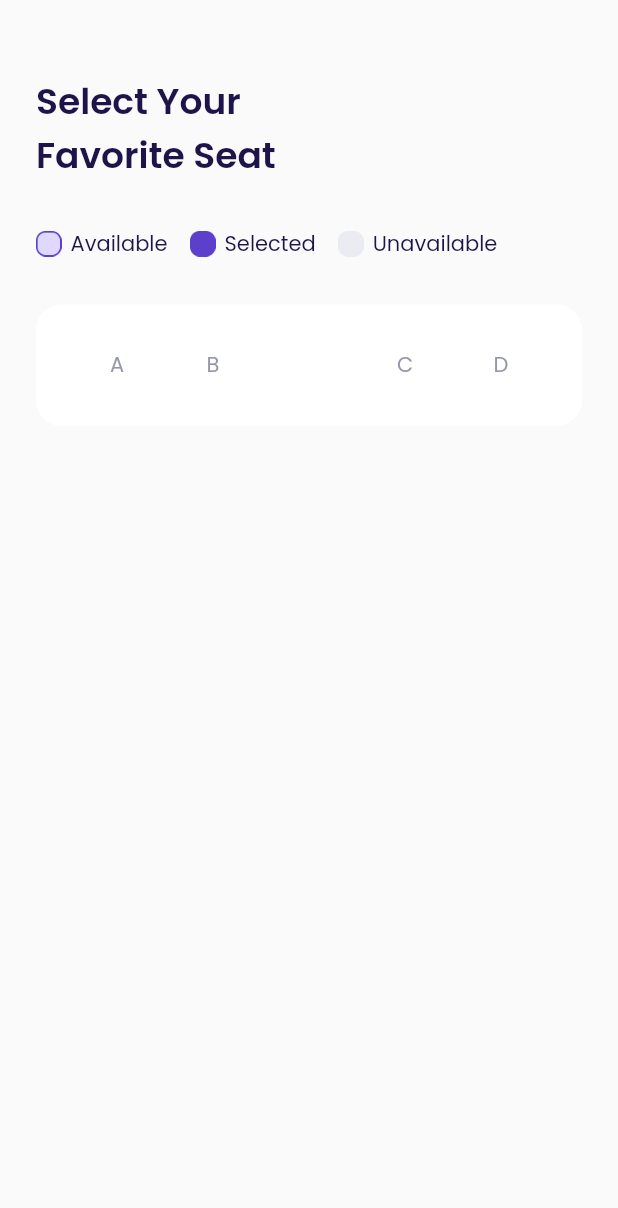
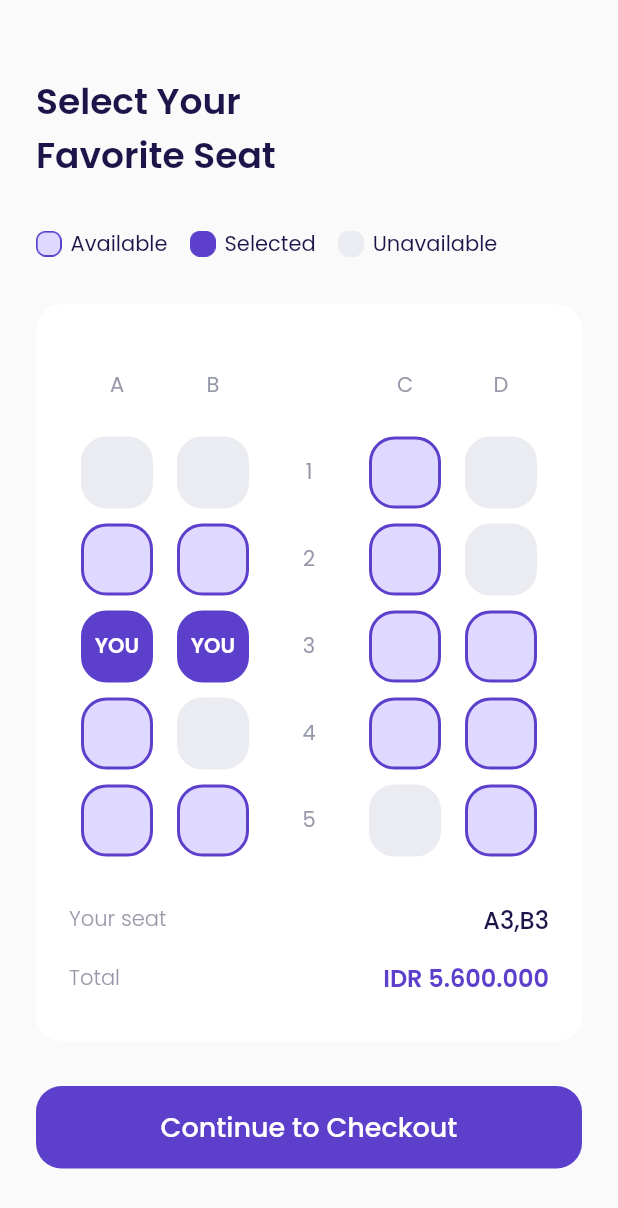
Before and after one commit to al-chakim/FlyPlane, a Flutter app: the SeatPage screen opened directly, on a phone screen of 412 x 824 dp. Shown: the top 1208 px of the screen. Run offline on Flutter 3.47's test engine with Material 2 defaults, Android fonts, the phone set to English and light mode, and no system bars; our stand-ins replace google_fonts.

Commit message:
finish seat page and check out book

```diff
--- a/plane/lib/shared/theme.dart
+++ b/plane/lib/shared/theme.dart
@@ -13,6 +13,8 @@ Color bg = Color(0xffFAFAFA);
 Color activ = Color(0xffDBD7ED);
 Color putih = Color(0xffFFFFFF);
 Color trans = Colors.transparent;
+Color kUnavail = Color(0xffEBECF1);
+Color kAvail = Color(0xffE0D9FF);
 
 TextStyle blackTextStyle = GoogleFonts.poppins(
   color: item
--- a/plane/lib/ui/pages/seat_psge.dart
+++ b/plane/lib/ui/pages/seat_psge.dart
@@ -1,3 +1,6 @@
+import 'package:plane/ui/widgets/custom_button.dart';
+import 'package:plane/ui/widgets/seat_item.dart';
+
 import '../../shared/theme.dart';
 import 'package:flutter/material.dart';
 
@@ -103,48 +106,227 @@ class SeatPage extends StatelessWidget {
 
           //NOTE: indicator
           Row(
+            mainAxisAlignment: MainAxisAlignment.spaceAround,
             children: [
-              Expanded(
+              Container(
+                width: 48,
+                height: 48,
                 child: Center(
                   child: Text(
                     'A',
                     style: greyTextStyle,
                   ),
-                )
+                ),
               ),
-              Expanded(
+              Container(
+                width: 48,
+                height: 48,
                 child: Center(
                   child: Text(
                     'B',
                     style: greyTextStyle,
                   ),
-                )
+                ),
               ),
-              Expanded(
+              Container(
+                width: 48,
+                height: 48,
                 child: Center(
                   child: Text(
-                    ''
+                    '',
+                    style: greyTextStyle,
                   ),
-                )
+                ),
               ),
-              Expanded(
+              Container(
+                width: 48,
+                height: 48,
                 child: Center(
                   child: Text(
                     'C',
                     style: greyTextStyle,
                   ),
-                )
+                ),
               ),
-              Expanded(
+              Container(
+                width: 48,
+                height: 48,
                 child: Center(
                   child: Text(
                     'D',
                     style: greyTextStyle,
                   ),
+                ),
+              ),
+            ]
+          ),
+
+          //NOTE: seat 1
+          Container(
+            margin: EdgeInsets.only(top: 10),
+            child: Row(
+              mainAxisAlignment: MainAxisAlignment.spaceAround,
+              children: [
+                SeatItem(status: 2,),
+                SeatItem(status: 2,),
+                Container(
+                  height: 48,
+                  width: 48,
+                  child: Center(
+                    child: Text(
+                      '1',
+                      style: greyTextStyle,
+                    )
+                  ),
+                ),
+                SeatItem(status: 0,),
+                SeatItem(status: 2,),
+              ],
+            ),
+          ),
+
+          //NOTE: seat 2
+          Container(
+            margin: EdgeInsets.only(top: 10),
+            child: Row(
+              mainAxisAlignment: MainAxisAlignment.spaceAround,
+              children: [
+                SeatItem(status: 0,),
+                SeatItem(status: 0,),
+                Container(
+                  height: 48,
+                  width: 48,
+                  child: Center(
+                    child: Text(
+                      '2',
+                      style: greyTextStyle,
+                    )
+                  ),
+                ),
+                SeatItem(status: 0,),
+                SeatItem(status: 2,),
+              ],
+            ),
+          ),
+
+          //NOTE: seat 3
+          Container(
+            margin: EdgeInsets.only(top: 10),
+            child: Row(
+              mainAxisAlignment: MainAxisAlignment.spaceAround,
+              children: [
+                SeatItem(status: 1,),
+                SeatItem(status: 1,),
+                Container(
+                  height: 48,
+                  width: 48,
+                  child: Center(
+                    child: Text(
+                      '3',
+                      style: greyTextStyle,
+                    )
+                  ),
+                ),
+                SeatItem(status: 0,),
+                SeatItem(status: 0,),
+              ],
+            ),
+          ),
+
+          //NOTE: seat 4
+          Container(
+            margin: EdgeInsets.only(top: 10),
+            child: Row(
+              mainAxisAlignment: MainAxisAlignment.spaceAround,
+              children: [
+                SeatItem(status: 0,),
+                SeatItem(status: 2,),
+                Container(
+                  height: 48,
+                  width: 48,
+                  child: Center(
+                    child: Text(
+                      '4',
+                      style: greyTextStyle,
+                    )
+                  ),
+                ),
+                SeatItem(status: 0,),
+                SeatItem(status: 0,),
+              ],
+            ),
+          ),
+
+          //NOTE: seat 5
+          Container(
+            margin: EdgeInsets.only(top: 10),
+            child: Row(
+              mainAxisAlignment: MainAxisAlignment.spaceAround,
+              children: [
+                SeatItem(status: 0,),
+                SeatItem(status: 0,),
+                Container(
+                  height: 48,
+                  width: 48,
+                  child: Center(
+                    child: Text(
+                      '5',
+                      style: greyTextStyle,
+                    )
+                  ),
+                ),
+                SeatItem(status: 2,),
+                SeatItem(status: 0,),
+              ],
+            ),
+          ),
+
+          //NOTE: status seat
+          Container(
+            margin: EdgeInsets.only(top: 30),
+            child: Row(
+              mainAxisAlignment: MainAxisAlignment.spaceBetween,
+              children: [
+                Text(
+                  'Your seat',
+                  style: greyTextStyle.copyWith(
+                    fontWeight: light
+                  ),
+                ),
+                Text(
+                  'A3,B3',
+                  style: blackTextStyle.copyWith(
+                    fontWeight: medium,
+                    fontSize: 16
+                  ),
                 )
-              ),
-            ],
-          )
+              ],
+            ),
+          ),
+
+          //NOTE: total price
+          Container(
+            margin: EdgeInsets.only(top: 15),
+            child: Row(
+              mainAxisAlignment: MainAxisAlignment.spaceBetween,
+              children: [
+                Text(
+                  'Total',
+                  style: greyTextStyle.copyWith(
+                    fontWeight: light
+                  ),
+                ),
+                Text(
+                  'IDR 5.600.000',
+                  style: purpleTextStyle.copyWith(
+                    fontWeight: semibold,
+                    fontSize: 16
+                  ),
+                )
+              ],
+            ),
+          ),
+
         ],
       ),
     );
@@ -161,6 +343,11 @@ class SeatPage extends StatelessWidget {
           title(),
           seatStatus(),
           selectSeat(),
+          CustomButton(
+            title: 'Continue to Checkout',
+            onPressed: (){},
+            margin: EdgeInsets.only(top: 30),
+          )
         ],
       ),
     );
--- /dev/null
+++ b/plane/lib/ui/widgets/seat_item.dart
@@ -0,0 +1,75 @@
+import 'package:flutter/material.dart';
+import '../../shared/theme.dart';
+
+class SeatItem extends StatelessWidget {
+
+  //NOTE: 0 = available, 1 = selected, 2 = unavalaiable
+
+  final int status;
+
+  const SeatItem({ Key? key, required this.status }) : super(key: key);
+
+  @override
+  Widget build(BuildContext context) {
+
+      backgroundColor(){
+        switch (status){
+          case 0:
+            return kAvail;
+          case 1:
+            return ungu;
+          case 2:
+            return kUnavail;
+          default:
+            return kUnavail;
+        }
+      }
+
+  borderColor(){
+    switch (status){
+      case 0:
+        return ungu;
+      case 1:
+        return ungu;
+      case 2:
+        return kUnavail;
+      default:
+        return kUnavail;
+    }
+  }
+
+  child(){
+    switch (status){
+      case 0:
+        return SizedBox();
+      case 1:
+        return Center(
+          child: Text(
+            'YOU',
+            style: whiteTextStyle.copyWith(
+              fontWeight: semibold
+            ),
+          )
+        );
+      case 2:
+        return SizedBox();
+      default:
+        return SizedBox();
+    }
+  }
+
+    return Container(
+      height: 48,
+      width: 48,
+      decoration: BoxDecoration(
+        color: backgroundColor(),
+        borderRadius: BorderRadius.circular(defaultRadius),
+        border: Border.all(
+          color: borderColor(),
+          width: 2
+        )
+      ),
+      child: child(),
+    );
+  }
+}
```
